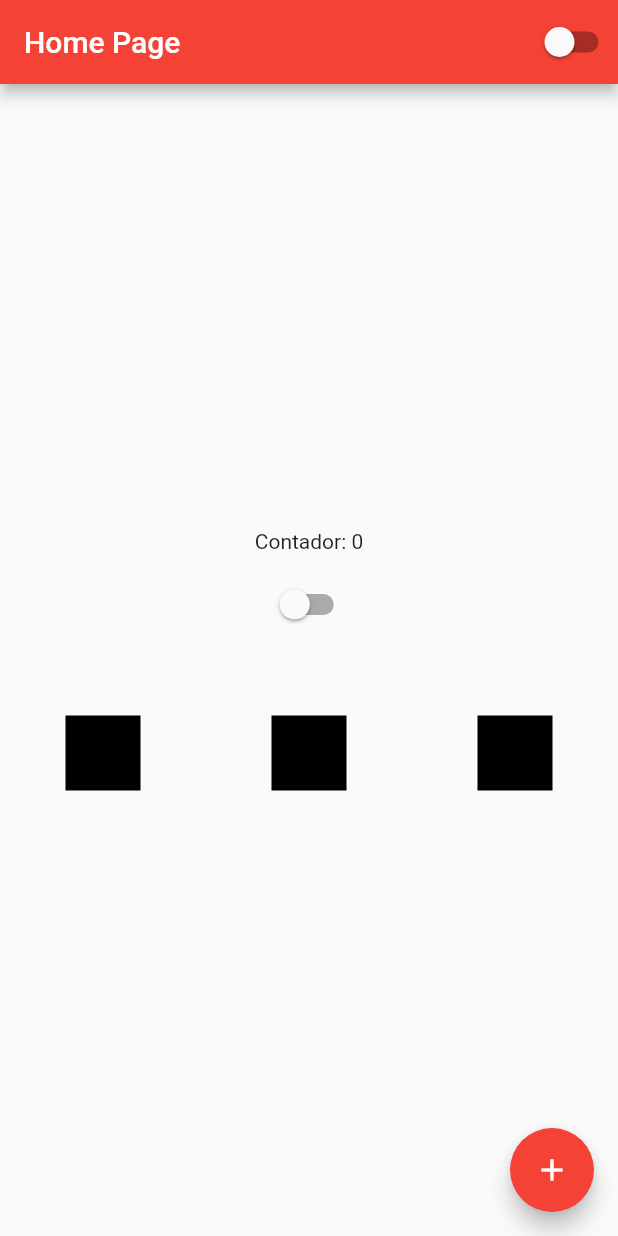
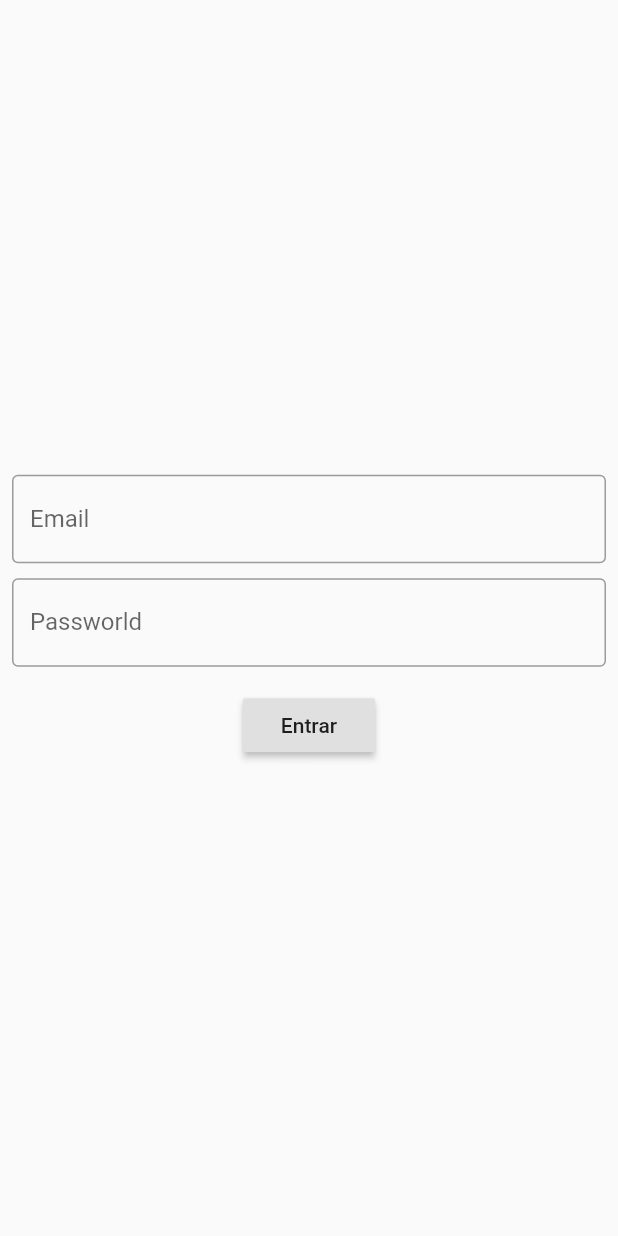
Before and after one commit to layonmartins/CursoFlutter, a Flutter app: the screen it shows after launch, on a phone screen of 412 x 824 dp. Run offline on Flutter 3.47's test engine with Material 2 defaults, Android fonts, the phone set to English and light mode, and no system bars.

Commit message:
Curso Flutter #17 - Textfield (Construindo uma tela de login)

```diff
--- a/lib/app_widget.dart
+++ b/lib/app_widget.dart
@@ -2,6 +2,7 @@ import 'package:flutter/material.dart';
 import 'package:hello_world/app_controller.dart';
 
 import 'home_page.dart';
+import 'login_page.dart';
 
 class AppWidget extends StatelessWidget {
   @override
@@ -15,7 +16,7 @@ class AppWidget extends StatelessWidget {
               brightness: AppController.instance.isDartTheme
                   ? Brightness.dark
                   : Brightness.light),
-          home: HomePage(),
+          home: LoginPage(),
         );
       },
     );
--- /dev/null
+++ b/lib/login_page.dart
@@ -0,0 +1,58 @@
+import 'package:flutter/cupertino.dart';
+import 'package:flutter/material.dart';
+
+class LoginPage extends StatefulWidget {
+  const LoginPage({Key? key}) : super(key: key);
+
+  @override
+  _LoginPageState createState() => _LoginPageState();
+}
+
+class _LoginPageState extends State<LoginPage> {
+  String email = '';
+  String password = '';
+
+  @override
+  Widget build(BuildContext context) {
+    return Scaffold(
+        body: SingleChildScrollView(
+      child: SizedBox(
+          width: MediaQuery.of(context).size.width,
+          height: MediaQuery.of(context).size.height,
+          child: Padding(
+            padding: const EdgeInsets.all(8.0),
+            child: Column(
+              mainAxisAlignment: MainAxisAlignment.center,
+              children: [
+                TextField(
+                    onChanged: (text) {
+                      email = text;
+                    },
+                    keyboardType: TextInputType.emailAddress,
+                    decoration: InputDecoration(
+                        labelText: 'Email', border: OutlineInputBorder())),
+                SizedBox(height: 10),
+                TextField(
+                    onChanged: (text) {
+                      password = text;
+                    },
+                    obscureText: true,
+                    decoration: InputDecoration(
+                        labelText: 'Passworld', border: OutlineInputBorder())),
+                SizedBox(height: 15),
+                RaisedButton(
+                  onPressed: () {
+                    if (email == 'junior@flutter.com.br' && password == '123') {
+                      print('correto');
+                    } else {
+                      print('errado');
+                    }
+                  },
+                  child: Text('Entrar'),
+                )
+              ],
+            ),
+          )),
+    ));
+  }
+}
```
